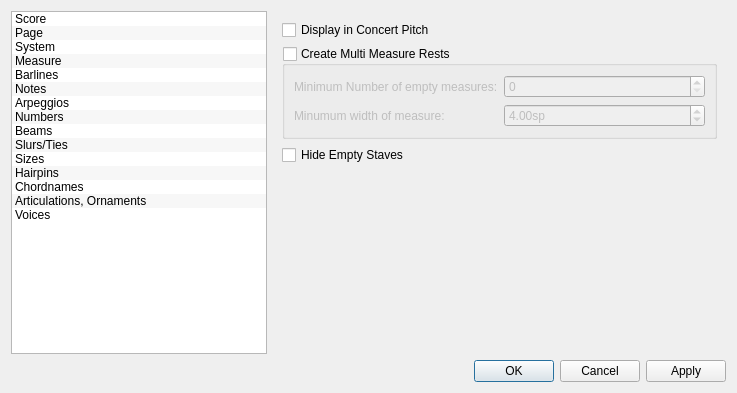
Qt form mscore/mscore/editstyle.ui (musescore/musescore-old) before a commit.
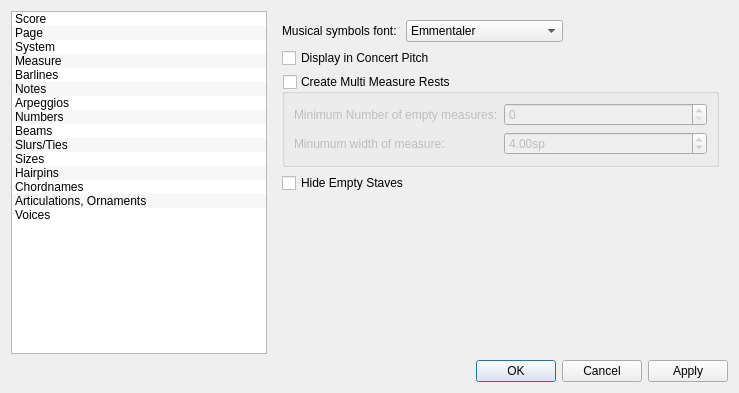
The same form after that commit. Icons and pictures are not drawn.

The edit to the form file:
```diff
--- a/mscore/mscore/editstyle.ui
+++ b/mscore/mscore/editstyle.ui
@@ -6,8 +6,8 @@
    <rect>
     <x>0</x>
     <y>0</y>
-    <width>737</width>
-    <height>362</height>
+    <width>739</width>
+    <height>354</height>
    </rect>
   </property>
   <property name="windowTitle">
@@ -144,6 +144,50 @@
      </property>
      <widget class="QWidget" name="Seite_5">
       <layout class="QVBoxLayout" name="verticalLayout_6">
+       <item>
+        <layout class="QHBoxLayout" name="horizontalLayout_3">
+         <item>
+          <widget class="QLabel" name="label_63">
+           <property name="text">
+            <string>Musical symbols font: </string>
+           </property>
+          </widget>
+         </item>
+         <item>
+          <widget class="QComboBox" name="musicalSymbolFont">
+           <property name="sizePolicy">
+            <sizepolicy hsizetype="Expanding" vsizetype="Fixed">
+             <horstretch>0</horstretch>
+             <verstretch>0</verstretch>
+            </sizepolicy>
+           </property>
+           <item>
+            <property name="text">
+             <string>Emmentaler</string>
+            </property>
+           </item>
+           <item>
+            <property name="text">
+             <string>Gonville</string>
+            </property>
+           </item>
+          </widget>
+         </item>
+         <item>
+          <spacer name="horizontalSpacer_2">
+           <property name="orientation">
+            <enum>Qt::Horizontal</enum>
+           </property>
+           <property name="sizeHint" stdset="0">
+            <size>
+             <width>40</width>
+             <height>20</height>
+            </size>
+           </property>
+          </spacer>
+         </item>
+        </layout>
+       </item>
        <item>
         <widget class="QCheckBox" name="concertPitch">
          <property name="text">
```
